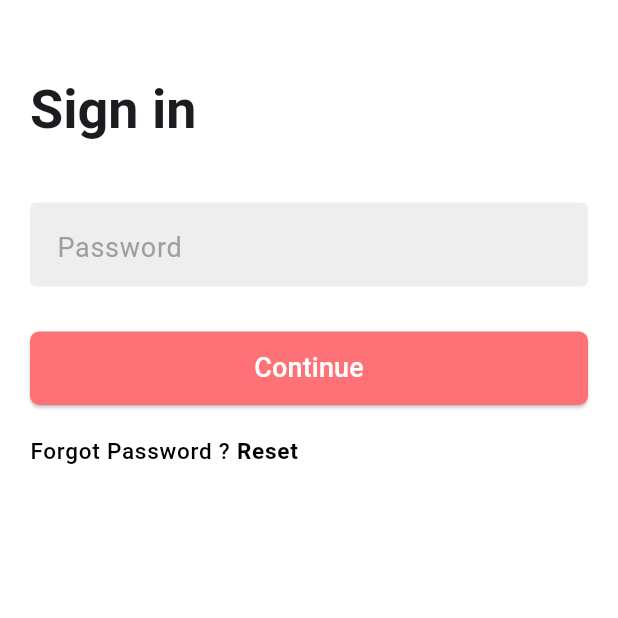
After one commit to YoussefGhonem1/charity_app, a Flutter app: the SignInPasswordScreen screen opened by its route, on a phone screen of 412 x 824 dp, the top half of it. The commit adds this screen. Run offline on Flutter 3.47's test engine with Material 3 defaults, Android fonts, the phone set to English and light mode, and no system bars.

Commit message:
fetures:adding sign_in_screen with password

```diff
--- /dev/null
+++ b/lib/src/features/sign_in_password/screens/sign_in_password_screen.dart
@@ -0,0 +1,49 @@
+import 'package:flutter/material.dart';
+
+import '../../../shared/widgets/button.dart';
+import '../../../shared/widgets/text_form.dart';
+
+class SignInPasswordScreen extends StatelessWidget {
+  SignInPasswordScreen({super.key});
+
+  final TextEditingController passController = TextEditingController();
+
+  @override
+  Widget build(BuildContext context) {
+    final theme = Theme.of(context);
+    return Scaffold(
+      body: SafeArea(
+        child: Padding(
+          padding: const EdgeInsets.symmetric(horizontal: 20.0),
+          child: Column(
+            crossAxisAlignment: CrossAxisAlignment.start,
+            children: [
+              const SizedBox(height: 50),
+              Text(
+                'Sign in',
+                style: theme.textTheme.headlineLarge
+              ),
+              const SizedBox(height: 40),
+              PasswordInputBox(controller: passController),
+              const SizedBox(height: 30),
+              ContinueButton(onPressed: () {}),
+              const SizedBox(height: 20),
+              Row(
+                children: [
+                  Text(
+                    'Forgot Password ? ',
+                    style: theme.textTheme.labelSmall
+                  ),
+                  Text(
+                    'Reset',
+                    style: theme.textTheme.labelMedium
+                  ),
+                ],
+              ),
+            ],
+          ),
+        ),
+      ),
+    );
+  }
+}
--- a/lib/src/shared/routing/app_routs.dart
+++ b/lib/src/shared/routing/app_routs.dart
@@ -2,9 +2,12 @@
 import 'package:charity/src/features/splash/screens/splash_page.dart';
 import 'package:flutter/material.dart';
 
+import '../../features/sign_in_password/screens/sign_in_password_screen.dart';
+
 
 class Routes {
   static const String initial = '/';
+  static const String signInPassword = '/sign_in_password';
 
 }
 
@@ -13,6 +16,8 @@ class AppRoutes {
     switch (settings.name) {
       case Routes.initial:
         return MaterialPageRoute(builder: (_) => const SplashPage());
+      case Routes.signInPassword:
+        return MaterialPageRoute(builder: (_) => SignInPasswordScreen());
 
       default:
         return MaterialPageRoute(
--- a/lib/src/shared/theme/app_colors.dart
+++ b/lib/src/shared/theme/app_colors.dart
@@ -5,5 +5,8 @@ import 'package:flutter/material.dart';
 abstract class AppColors {
   static const Color primaryColor = Color(0xFFFE7277);
   static const Color bgColor = Color(0xFFFFFFFF);
+  static const Color greyColor = Color(0xFF9E9E9E);
+  static const Color greyShade200 = Color(0xFFEEEEEE);
+
 
 }
--- a/lib/src/shared/theme/app_theme.dart
+++ b/lib/src/shared/theme/app_theme.dart
@@ -5,6 +5,10 @@ class AppTheme {
   static ThemeData Theme = ThemeData(
     scaffoldBackgroundColor: AppColors.bgColor,
     textTheme: TextTheme(
+      headlineLarge: TextStyle(
+        fontSize: 36,
+        fontWeight: FontWeight.bold,
+      ),
       headlineMedium: TextStyle(
         fontSize: 32,
         fontWeight: FontWeight.w700,
@@ -25,6 +29,15 @@ class AppTheme {
         fontWeight: FontWeight.w400,
         color: Colors.black,
       ),
+      labelMedium: TextStyle(
+        fontSize: 15,
+        fontWeight: FontWeight.bold,
+        color: Colors.black,
+      ),
+      labelSmall: TextStyle(
+        fontSize: 15,
+        color: Colors.black,
+      ),
 
     ),
   );
--- /dev/null
+++ b/lib/src/shared/widgets/button.dart
@@ -0,0 +1,32 @@
+import 'package:flutter/material.dart';
+
+import '../theme/app_colors.dart';
+
+class ContinueButton extends StatelessWidget {
+  final VoidCallback onPressed;
+  const ContinueButton({super.key, required this.onPressed});
+
+  @override
+  Widget build(BuildContext context) {
+    return SizedBox(
+      width: double.infinity,
+      height: 49,
+      child: ElevatedButton(
+        style: ElevatedButton.styleFrom(
+          backgroundColor: AppColors.primaryColor,
+          shape: RoundedRectangleBorder(
+            borderRadius: BorderRadius.circular(6),
+          ),
+        ),
+        onPressed: onPressed,
+        child: Text(
+          'Continue',
+          style: TextStyle(
+            fontSize: 18,
+            color: AppColors.bgColor,
+          ),
+        ),
+      ),
+    );
+  }
+}
--- /dev/null
+++ b/lib/src/shared/widgets/text_form.dart
@@ -0,0 +1,35 @@
+import 'package:charity/src/shared/theme/app_colors.dart';
+import 'package:flutter/material.dart';
+
+class PasswordInputBox extends StatelessWidget {
+  final TextEditingController controller;
+  const PasswordInputBox({super.key, required this.controller});
+
+  @override
+  Widget build(BuildContext context) {
+    return Container(
+      width: double.infinity,
+      height: 56,
+      decoration: BoxDecoration(
+        color: AppColors.greyShade200,
+        borderRadius: BorderRadius.circular(4),
+      ),
+      alignment: Alignment.centerLeft,
+      child: Padding(
+        padding: const EdgeInsets.only(left: 18.0),
+        child: TextField(
+          controller: controller,
+          decoration: const InputDecoration(
+            border: InputBorder.none,
+            hintText: 'Password',
+            hintStyle: TextStyle(
+              color: AppColors.greyColor,
+              fontSize: 18,
+            ),
+          ),
+          obscureText: true,
+        ),
+      ),
+    );
+  }
+}
```
